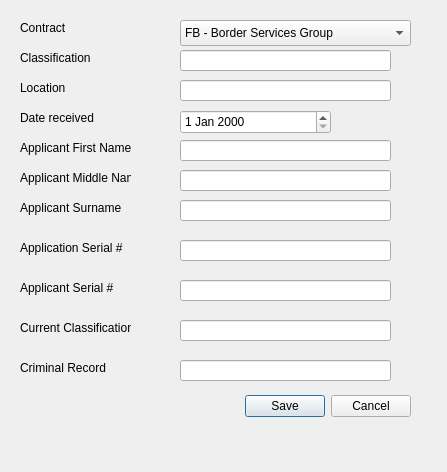
Before: the Qt Designer form applications.ui in i-Technology/HR_Portal, drawn with Qt 5.
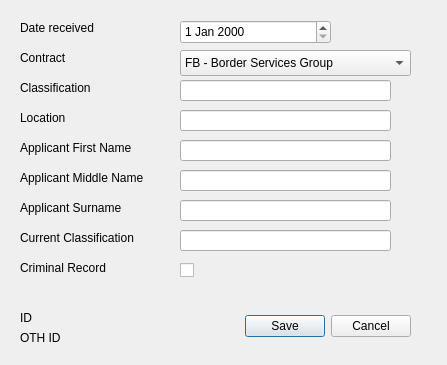
After: the same form once the commit is applied.

Diff of the .ui file:
```diff
--- a/applications.ui
+++ b/applications.ui
@@ -7,7 +7,7 @@
     <x>0</x>
     <y>0</y>
     <width>447</width>
-    <height>472</height>
+    <height>365</height>
    </rect>
   </property>
   <property name="windowTitle">
@@ -16,9 +16,9 @@
   <widget class="QDialogButtonBox" name="ApplicationsButtonBox">
    <property name="geometry">
     <rect>
-     <x>110</x>
-     <y>390</y>
-     <width>301</width>
+     <x>240</x>
+     <y>310</y>
+     <width>171</width>
      <height>32</height>
     </rect>
    </property>
@@ -29,58 +29,12 @@
     <set>QDialogButtonBox::Cancel|QDialogButtonBox::Save</set>
    </property>
   </widget>
-  <widget class="QLineEdit" name="appClassificationLineEdit_2">
-   <property name="geometry">
-    <rect>
-     <x>180</x>
-     <y>50</y>
-     <width>211</width>
-     <height>21</height>
-    </rect>
-   </property>
-  </widget>
-  <widget class="QLabel" name="appClassificationLabel">
-   <property name="geometry">
-    <rect>
-     <x>20</x>
-     <y>50</y>
-     <width>111</width>
-     <height>16</height>
-    </rect>
-   </property>
-   <property name="text">
-    <string>Classification</string>
-   </property>
-  </widget>
-  <widget class="QLabel" name="appLocationLabel">
-   <property name="geometry">
-    <rect>
-     <x>20</x>
-     <y>80</y>
-     <width>111</width>
-     <height>16</height>
-    </rect>
-   </property>
-   <property name="text">
-    <string>Location</string>
-   </property>
-  </widget>
-  <widget class="QLineEdit" name="appClassificationLineEdit">
-   <property name="geometry">
-    <rect>
-     <x>180</x>
-     <y>80</y>
-     <width>211</width>
-     <height>21</height>
-    </rect>
-   </property>
-  </widget>
   <widget class="QLabel" name="appFirstNameLabel">
    <property name="geometry">
     <rect>
      <x>20</x>
      <y>140</y>
-     <width>111</width>
+     <width>151</width>
      <height>16</height>
     </rect>
    </property>
@@ -93,7 +47,7 @@
     <rect>
      <x>20</x>
      <y>170</y>
-     <width>111</width>
+     <width>151</width>
      <height>16</height>
     </rect>
    </property>
@@ -101,24 +55,11 @@
     <string>Applicant Middle Name</string>
    </property>
   </widget>
-  <widget class="QLabel" name="appApplicantSerialNoLabel">
-   <property name="geometry">
-    <rect>
-     <x>20</x>
-     <y>280</y>
-     <width>111</width>
-     <height>16</height>
-    </rect>
-   </property>
-   <property name="text">
-    <string>Applicant Serial #</string>
-   </property>
-  </widget>
   <widget class="QLabel" name="appDateReceivedLabel">
    <property name="geometry">
     <rect>
      <x>20</x>
-     <y>110</y>
+     <y>20</y>
      <width>111</width>
      <height>16</height>
     </rect>
@@ -131,40 +72,12 @@
    <property name="geometry">
     <rect>
      <x>180</x>
-     <y>110</y>
+     <y>20</y>
      <width>151</width>
      <height>24</height>
     </rect>
    </property>
   </widget>
-  <widget class="QLabel" name="appCntractLabel">
-   <property name="geometry">
-    <rect>
-     <x>20</x>
-     <y>20</y>
-     <width>111</width>
-     <height>16</height>
-    </rect>
-   </property>
-   <property name="text">
-    <string>Contract</string>
-   </property>
-  </widget>
-  <widget class="QComboBox" name="appContractComboBox">
-   <property name="geometry">
-    <rect>
-     <x>180</x>
-     <y>20</y>
-     <width>231</width>
-     <height>26</height>
-    </rect>
-   </property>
-   <item>
-    <property name="text">
-     <string>FB - Border Services Group</string>
-    </property>
-   </item>
-  </widget>
   <widget class="QLineEdit" name="appFirstNameLineEdit">
    <property name="geometry">
     <rect>
@@ -185,17 +98,7 @@
     </rect>
    </property>
   </widget>
-  <widget class="QLineEdit" name="appApplicantSerialNoLineEdit_2">
-   <property name="geometry">
-    <rect>
-     <x>180</x>
-     <y>280</y>
-     <width>211</width>
-     <height>21</height>
-    </rect>
-   </property>
-  </widget>
-  <widget class="QLineEdit" name="appSurnameLineEdit_3">
+  <widget class="QLineEdit" name="appSurnameLineEdit">
    <property name="geometry">
     <rect>
      <x>180</x>
@@ -210,7 +113,7 @@
     <rect>
      <x>20</x>
      <y>200</y>
-     <width>111</width>
+     <width>151</width>
      <height>16</height>
     </rect>
    </property>
@@ -218,34 +121,11 @@
     <string>Applicant Surname</string>
    </property>
   </widget>
-  <widget class="QLineEdit" name="appApplicationSerialNoLineEdit">
-   <property name="geometry">
-    <rect>
-     <x>180</x>
-     <y>240</y>
-     <width>211</width>
-     <height>21</height>
-    </rect>
-   </property>
-  </widget>
-  <widget class="QLabel" name="appApplicationSeriallLabel_3">
-   <property name="geometry">
-    <rect>
-     <x>20</x>
-     <y>240</y>
-     <width>111</width>
-     <height>16</height>
-    </rect>
-   </property>
-   <property name="text">
-    <string>Application Serial #</string>
-   </property>
-  </widget>
   <widget class="QLineEdit" name="appCurrentClassificationLineEdit">
    <property name="geometry">
     <rect>
      <x>180</x>
-     <y>320</y>
+     <y>230</y>
      <width>211</width>
      <height>21</height>
     </rect>
@@ -255,8 +135,8 @@
    <property name="geometry">
     <rect>
      <x>20</x>
-     <y>320</y>
-     <width>111</width>
+     <y>230</y>
+     <width>151</width>
      <height>16</height>
     </rect>
    </property>
@@ -264,25 +144,12 @@
     <string>Current Classification</string>
    </property>
   </widget>
-  <widget class="QLineEdit" name="appCriminalRecordLineEdit">
-   <property name="geometry">
-    <rect>
-     <x>180</x>
-     <y>360</y>
-     <width>211</width>
-     <height>21</height>
-    </rect>
-   </property>
-   <property name="text">
-    <string/>
-   </property>
-  </widget>
   <widget class="QLabel" name="appCriminalRecordLabel">
    <property name="geometry">
     <rect>
      <x>20</x>
-     <y>360</y>
-     <width>111</width>
+     <y>260</y>
+     <width>151</width>
      <height>16</height>
     </rect>
    </property>
@@ -290,6 +157,119 @@
     <string>Criminal Record</string>
    </property>
   </widget>
+  <widget class="QLabel" name="applicaionIDLabel">
+   <property name="geometry">
+    <rect>
+     <x>20</x>
+     <y>310</y>
+     <width>181</width>
+     <height>16</height>
+    </rect>
+   </property>
+   <property name="text">
+    <string>ID</string>
+   </property>
+  </widget>
+  <widget class="QLabel" name="appOthLabel">
+   <property name="geometry">
+    <rect>
+     <x>20</x>
+     <y>330</y>
+     <width>81</width>
+     <height>16</height>
+    </rect>
+   </property>
+   <property name="text">
+    <string>OTH ID</string>
+   </property>
+  </widget>
+  <widget class="QCheckBox" name="appCriminalRecordCheckBox">
+   <property name="geometry">
+    <rect>
+     <x>180</x>
+     <y>260</y>
+     <width>87</width>
+     <height>20</height>
+    </rect>
+   </property>
+   <property name="text">
+    <string/>
+   </property>
+  </widget>
+  <widget class="QLineEdit" name="appClassificationLineEdit">
+   <property name="geometry">
+    <rect>
+     <x>180</x>
+     <y>80</y>
+     <width>211</width>
+     <height>21</height>
+    </rect>
+   </property>
+  </widget>
+  <widget class="QLabel" name="appLocationLabel">
+   <property name="geometry">
+    <rect>
+     <x>20</x>
+     <y>110</y>
+     <width>111</width>
+     <height>16</height>
+    </rect>
+   </property>
+   <property name="text">
+    <string>Location</string>
+   </property>
+  </widget>
+  <widget class="QLabel" name="appContractLabel">
+   <property name="geometry">
+    <rect>
+     <x>20</x>
+     <y>50</y>
+     <width>111</width>
+     <height>16</height>
+    </rect>
+   </property>
+   <property name="text">
+    <string>Contract</string>
+   </property>
+  </widget>
+  <widget class="QComboBox" name="appContractComboBox">
+   <property name="geometry">
+    <rect>
+     <x>180</x>
+     <y>50</y>
+     <width>231</width>
+     <height>26</height>
+    </rect>
+   </property>
+   <item>
+    <property name="text">
+     <string>FB - Border Services Group</string>
+    </property>
+   </item>
+  </widget>
+  <widget class="QLabel" name="appClassificationLabel">
+   <property name="geometry">
+    <rect>
+     <x>20</x>
+     <y>80</y>
+     <width>111</width>
+     <height>16</height>
+    </rect>
+   </property>
+   <property name="text">
+    <string>Classification</string>
+   </property>
+  </widget>
+  <widget class="QLineEdit" name="appLocationLineEdit">
+   <property name="geometry">
+    <rect>
+     <x>180</x>
+     <y>110</y>
+     <width>211</width>
+     <height>21</height>
+    </rect>
+   </property>
+  </widget>
  </widget>
  <resources/>
  <connections>
```
